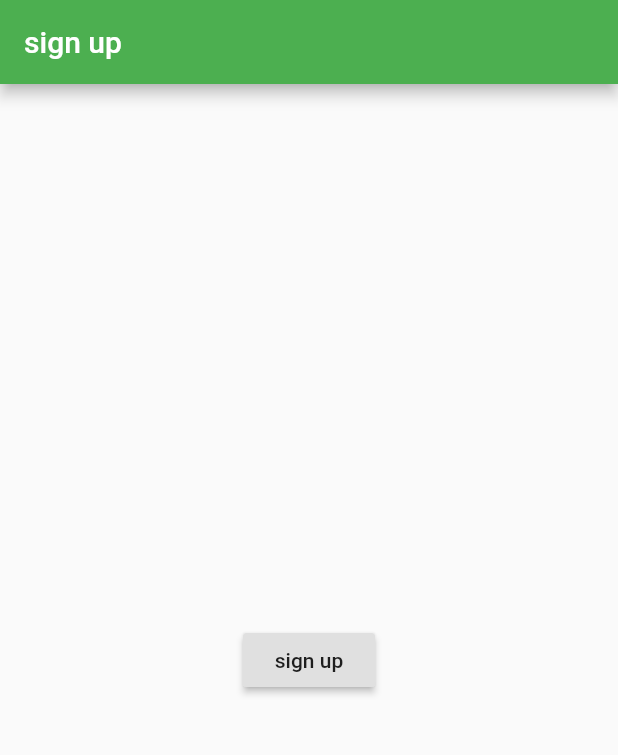
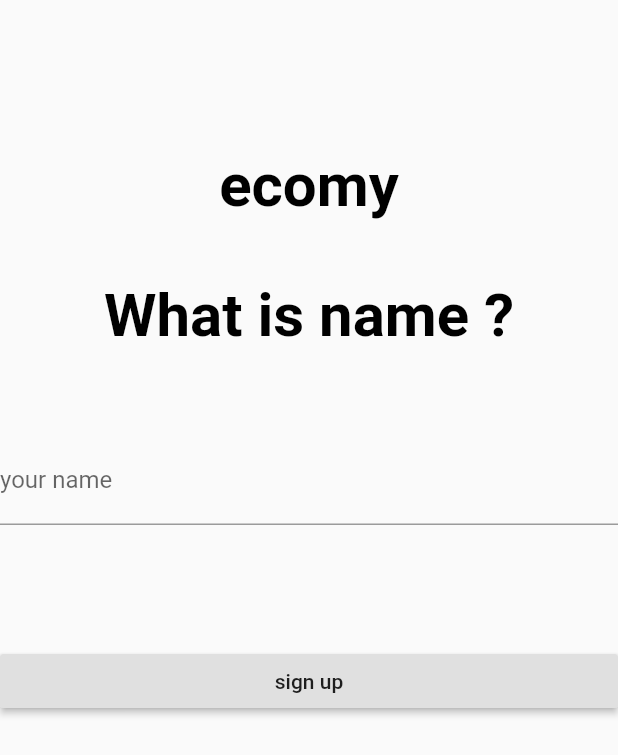
Before and after one commit to kmgk/flutter_hack_20, a Flutter app: the screen it shows after launch, after a tap on "sign up", on a phone screen of 412 x 824 dp. Shown: the top 755 px of the screen. Run offline on Flutter 3.47's test engine with Material 2 defaults, Android fonts, the phone set to English and light mode, and no system bars; our stand-ins replace cloud_firestore, firebase_auth; accounts and stored records are empty; network calls fail.

Commit message:
create sign in page

```diff
--- a/lib/view/sign_in/sign_in_page.dart
+++ b/lib/view/sign_in/sign_in_page.dart
@@ -2,22 +2,59 @@ import 'package:flutter/material.dart';
 import 'package:flutter_hack20/sevice/firebase_auth_service.dart';
 
 class SignInPage extends StatelessWidget {
-  const SignInPage();
+  // const SignInPage();
+  String _name;
+
   @override
   Widget build(BuildContext context) {
     return Scaffold(
-      appBar: AppBar(
-        title: const Text('sign up'),
-      ),
-      body: Center(
-        child: RaisedButton(
-          child: const Text('sign up'),
-          onPressed: () async {
-            const String name = 'ここに名前が入る';
-            await FirebaseAuthService.instance.signInAnonymously(name);
-          },
-        ),
-      ),
+      body: Column(
+          crossAxisAlignment: CrossAxisAlignment.stretch,
+          children: <Widget>[
+            SizedBox(height: 100.0),
+            Center(
+              child: Text(
+                'ecomy',
+                style: TextStyle(
+                  fontWeight: FontWeight.bold,
+                  fontSize: 40.0,
+                  color: Colors.black,
+                ),
+              ),
+            ),
+            SizedBox(height: 40.0),
+            Center(
+              child: Text(
+                'What is name ?',
+                style: TextStyle(
+                  fontWeight: FontWeight.bold,
+                  fontSize: 40.0,
+                  color: Colors.black,
+                ),
+              ),
+            ),
+            SizedBox(height: 57.0),
+            // TextField(
+            //   decoration: InputDecoration(
+            //     border: const OutlineInputBorder(),
+            //     hintText: 'your name',
+            //   ),
+            // ),
+            TextFormField(
+              decoration: InputDecoration(labelText: 'your name'),
+              keyboardAppearance: Brightness.light,
+              initialValue: _name,
+              validator: (value) => value.isNotEmpty ? null : 'you can`t save name',
+              onSaved: (value) => _name = value,
+            ),
+            SizedBox(height: 80.0),
+            RaisedButton(
+              child: const Text('sign up'),
+              onPressed: () async {
+                await FirebaseAuthService.instance.signInAnonymously(_name);
+              },
+            ),
+          ]),
     );
   }
 }
```
